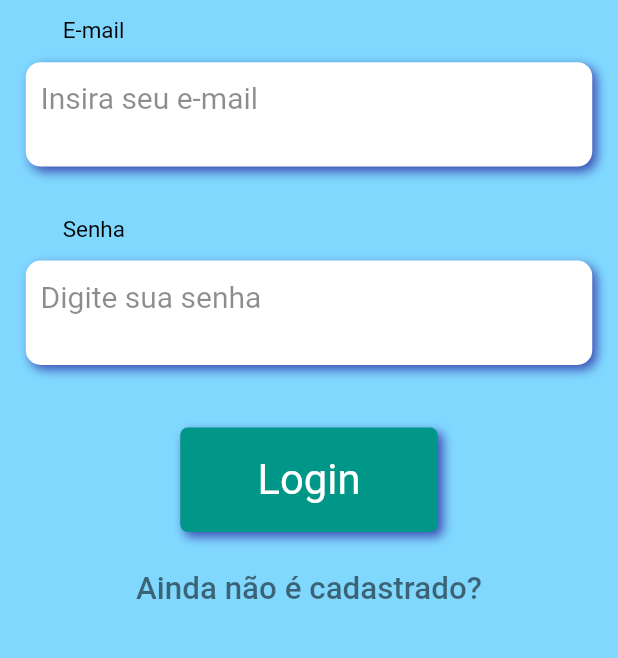
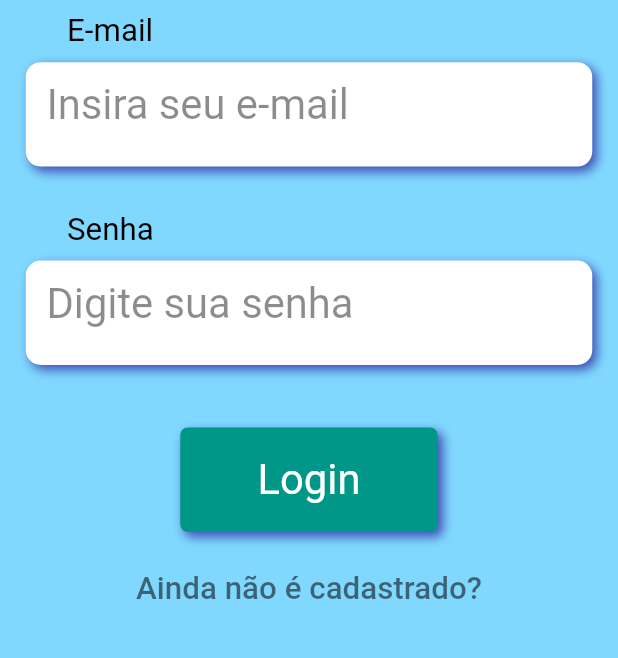
Before and after one commit to GCAS-UFF/cardio_flutter, a Flutter app: the screen it shows after launch, on a phone screen of 412 x 824 dp, the part 414-1072 px from its top. Run offline on Flutter 3.47's test engine with Material 2 defaults, Android fonts, the phone set to English and light mode, and no system bars.

Commit message:
Ajuste no campo texto de login

```diff
--- a/lib/core/widgets/custom_text_form_field.dart
+++ b/lib/core/widgets/custom_text_form_field.dart
@@ -69,7 +69,7 @@ class _CustomTextFormFieldState extends State<CustomTextFormField> {
               "  ${widget.title}",
               style: TextStyle(
                 color: Colors.black,
-                fontSize: 15,
+                fontSize: Dimensions.getTextSize(context, 15),
               ),
             ),
           ),
@@ -95,6 +95,10 @@ class _CustomTextFormFieldState extends State<CustomTextFormField> {
               TextFormField(
                 controller: widget.textEditingController,
                 textAlign: widget.textAlign,
+                style: TextStyle(
+                  color: Colors.black,
+                  fontSize: Dimensions.getTextSize(context, 20),
+                ),
                 maxLength: widget.maxLength,
                 keyboardType: widget.keyboardType,
                 obscureText: widget.obscureText,
@@ -109,7 +113,7 @@ class _CustomTextFormFieldState extends State<CustomTextFormField> {
                   ),
                   hintStyle: TextStyle(
                     color: Colors.black45,
-                    fontSize: 20,
+                    fontSize: Dimensions.getTextSize(context, 20),
                   ),
                   counterText: "",
                   border: InputBorder.none,
--- a/lib/features/auth/presentation/pages/login_page.dart
+++ b/lib/features/auth/presentation/pages/login_page.dart
@@ -36,11 +36,6 @@ class _LoginPageState extends State<LoginPage> {
       body: LayoutBuilder(
         builder: (context, constraints) {
           return SingleChildScrollView(
-            child: ConstrainedBox(
-              constraints: BoxConstraints(
-                  minWidth: constraints.maxWidth,
-                  minHeight: constraints.maxHeight),
-              child: IntrinsicHeight(
             child: Column(
               mainAxisAlignment: MainAxisAlignment.start,
               children: <Widget>[
@@ -104,9 +99,10 @@ class _LoginPageState extends State<LoginPage> {
                   ),
                   onPressed: () {},
                 ),
+                SizedBox(
+                  height: Dimensions.getConvertedHeightSize(context, 10),
+                ),
               ],
-                ),
-              ),
             ),
           );
         },
```
Lines whose indentation alone changed are shown as unchanged.
